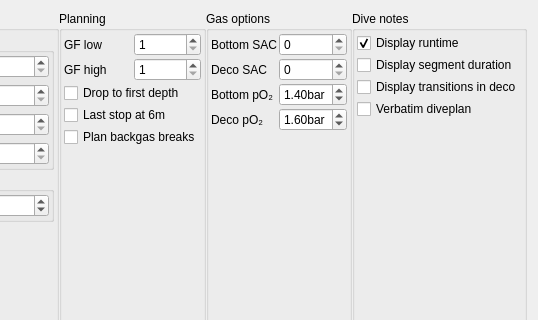
Before: the Qt Designer form qt-ui/plannerSettings.ui in subsurface/subsurface, drawn with Qt 5; both pictures show x 564 to 1102 and y 0 to 320 of the 1102 by 442 pixel window.
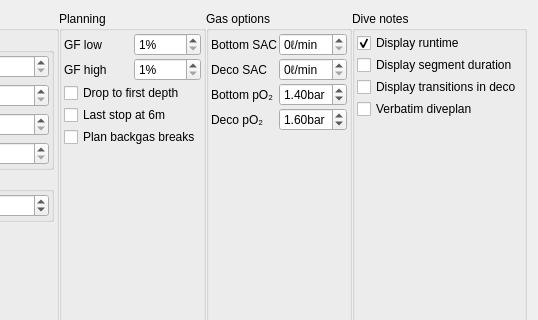
After: the same form once the commit is applied.

Commit message: Make SAC values in planner settings respect unit settings

```diff
--- a/qt-ui/plannerSettings.ui
+++ b/qt-ui/plannerSettings.ui
@@ -30,8 +30,8 @@
        <rect>
         <x>0</x>
         <y>0</y>
-        <width>1089</width>
-        <height>404</height>
+        <width>1078</width>
+        <height>418</height>
        </rect>
       </property>
       <layout class="QHBoxLayout" name="horizontalLayout">
@@ -271,6 +271,9 @@
           </item>
           <item row="0" column="1">
            <widget class="QSpinBox" name="gflow">
+            <property name="suffix">
+             <string>%</string>
+            </property>
             <property name="minimum">
              <number>1</number>
             </property>
@@ -288,6 +291,9 @@
           </item>
           <item row="1" column="1">
            <widget class="QSpinBox" name="gfhigh">
+            <property name="suffix">
+             <string>%</string>
+            </property>
             <property name="minimum">
              <number>1</number>
             </property>
@@ -362,7 +368,11 @@
            </widget>
           </item>
           <item row="0" column="1">
-           <widget class="QSpinBox" name="bottomSAC"/>
+           <widget class="QSpinBox" name="bottomSAC">
+            <property name="suffix">
+             <string>ℓ/min</string>
+            </property>
+           </widget>
           </item>
           <item row="1" column="0">
            <widget class="QLabel" name="label_14">
@@ -372,7 +382,11 @@
            </widget>
           </item>
           <item row="1" column="1">
-           <widget class="QSpinBox" name="decoStopSAC"/>
+           <widget class="QSpinBox" name="decoStopSAC">
+            <property name="suffix">
+             <string>ℓ/min</string>
+            </property>
+           </widget>
           </item>
           <item row="2" column="0">
            <widget class="QLabel" name="label_6">
```
The commit also changes 3 other files.
